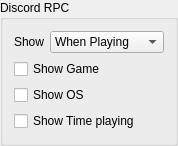
Above: rare/ui/components/tabs/settings/rpc_settings.ui from RareDevs/Rare before the change. Below: the same form after it.
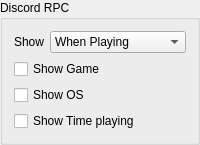
That is the form after the change.

What changed in the file:
```diff
--- a/rare/ui/components/tabs/settings/rpc_settings.ui
+++ b/rare/ui/components/tabs/settings/rpc_settings.ui
@@ -2,14 +2,6 @@
 <ui version="4.0">
  <class>RPCSettings</class>
  <widget class="QGroupBox" name="RPCSettings">
-  <property name="geometry">
-   <rect>
-    <x>0</x>
-    <y>0</y>
-    <width>178</width>
-    <height>146</height>
-   </rect>
-  </property>
   <property name="windowTitle">
    <string>Discord RPC</string>
   </property>
```
